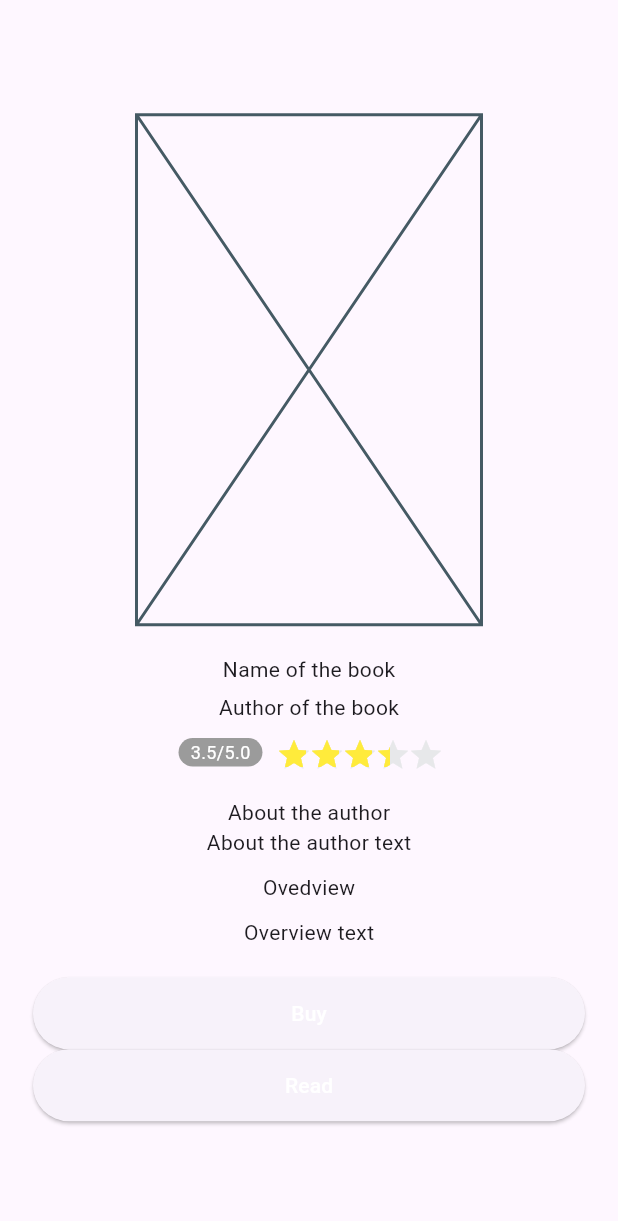
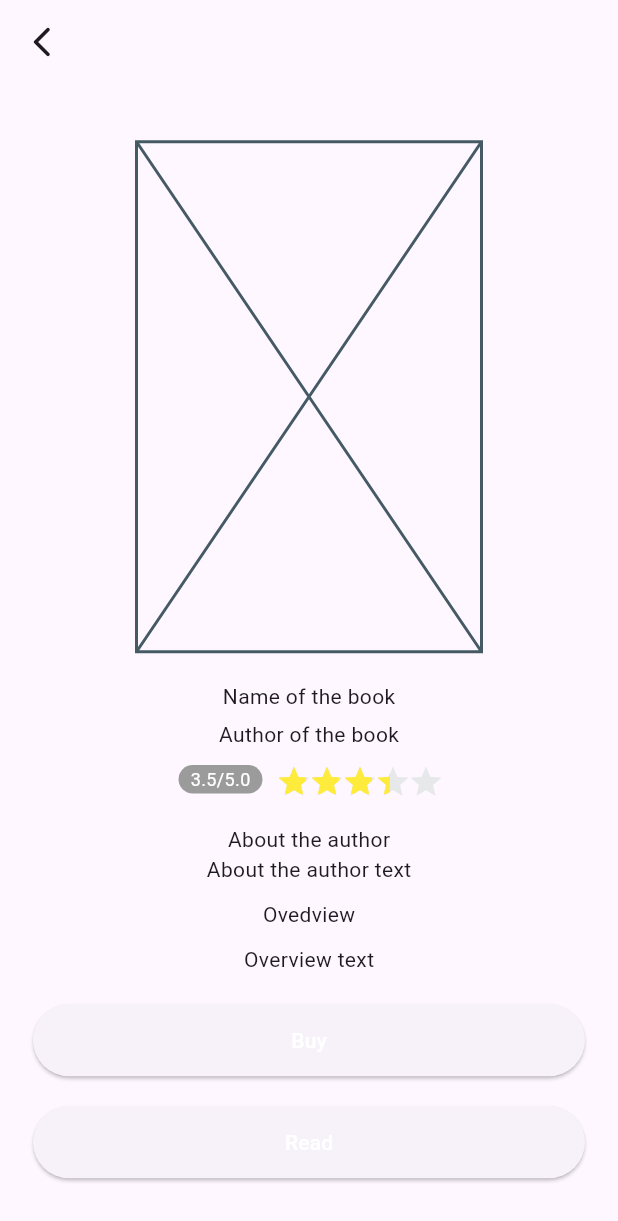
Before and after one commit to johnStuart00/OnlineLibrary, a Flutter app: the screen it shows after launch, on a phone screen of 412 x 824 dp. Shown: the top 1221 px of the screen. Run offline on Flutter 3.47's test engine with Material 3 defaults, Android fonts, the phone set to English and light mode, and no system bars; drawn by our look-alikes of flutter_rating_stars; our stand-ins replace get; generated files the repository leaves out were written again.

Commit message:
110320241118-read and buy page add button

```diff
--- a/lib/pages/read_and_buy_page/presentation/read_and_buy_page.dart
+++ b/lib/pages/read_and_buy_page/presentation/read_and_buy_page.dart
@@ -15,6 +15,11 @@ class _ReadAndBuyPageState extends State<ReadAndBuyPage> {
   @override
   Widget build(BuildContext context) {
     return Scaffold(
+      appBar: AppBar(
+        leading: IconButton(
+            onPressed: () {},
+            icon: const Icon(Icons.arrow_back_ios_new_rounded)),
+      ),
       body: SafeArea(
         child: Center(
           child: Padding(
@@ -100,6 +105,7 @@ class _ReadAndBuyPageState extends State<ReadAndBuyPage> {
                     buttonColor: Colors.red,
                     buttonBorderColor: Colors.white,
                     buttonTextColor: Colors.white),
+                const SizedBox(height: 20),
                 StyleButtonWidget(
                     buttonName: 'Read',
                     onTap: () {},
```
